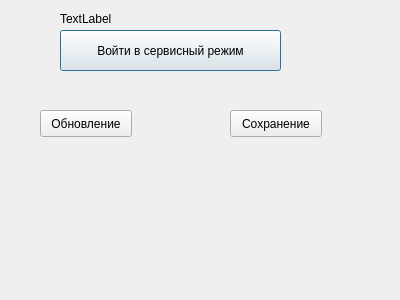
Qt form dialogService.ui (RW9UAO/nsk-v3) before a commit.
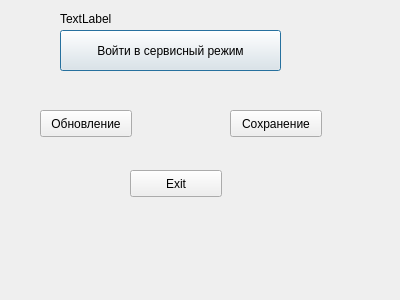
The same form after that commit.

Patch:
```diff
--- a/dialogService.ui
+++ b/dialogService.ui
@@ -65,6 +65,19 @@
     <string>TextLabel</string>
    </property>
   </widget>
+  <widget class="QPushButton" name="pushButton">
+   <property name="geometry">
+    <rect>
+     <x>130</x>
+     <y>170</y>
+     <width>92</width>
+     <height>27</height>
+    </rect>
+   </property>
+   <property name="text">
+    <string>Exit</string>
+   </property>
+  </widget>
  </widget>
  <resources/>
  <connections/>
```
